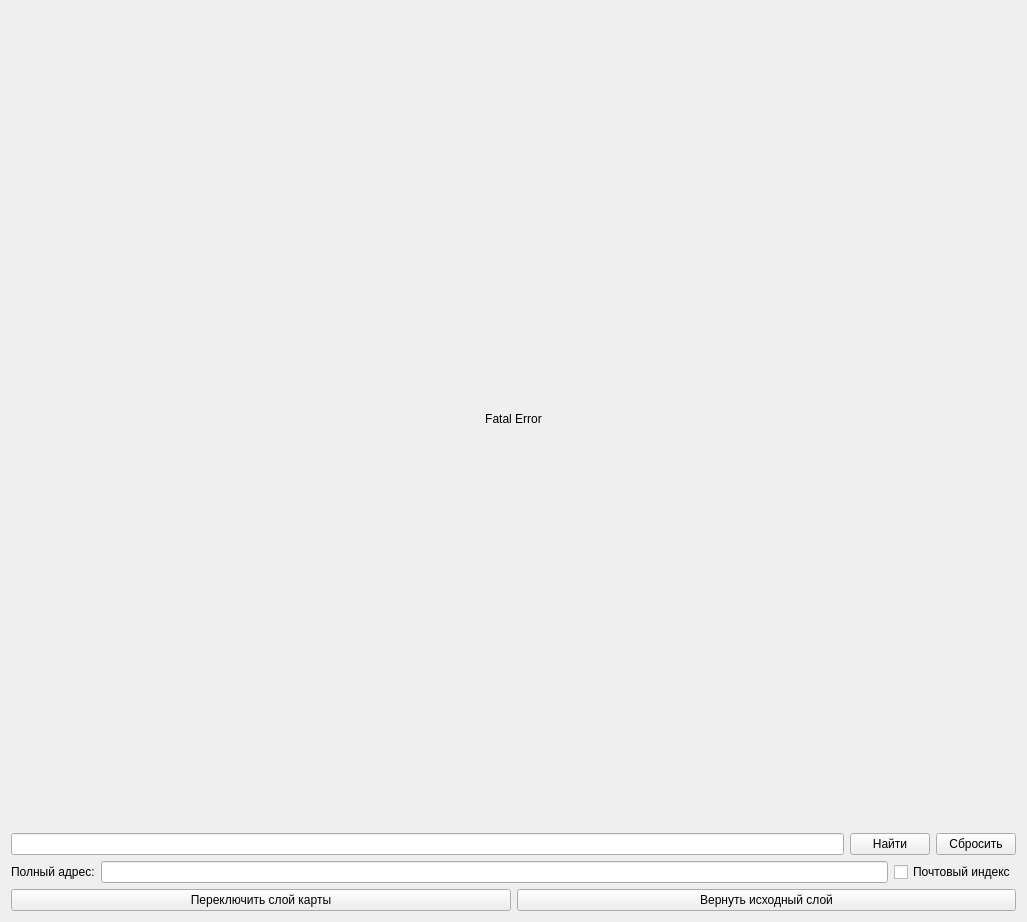
Before: the Qt Designer form main.ui in AzyaFLEX/BigAPI, drawn with Qt 5.
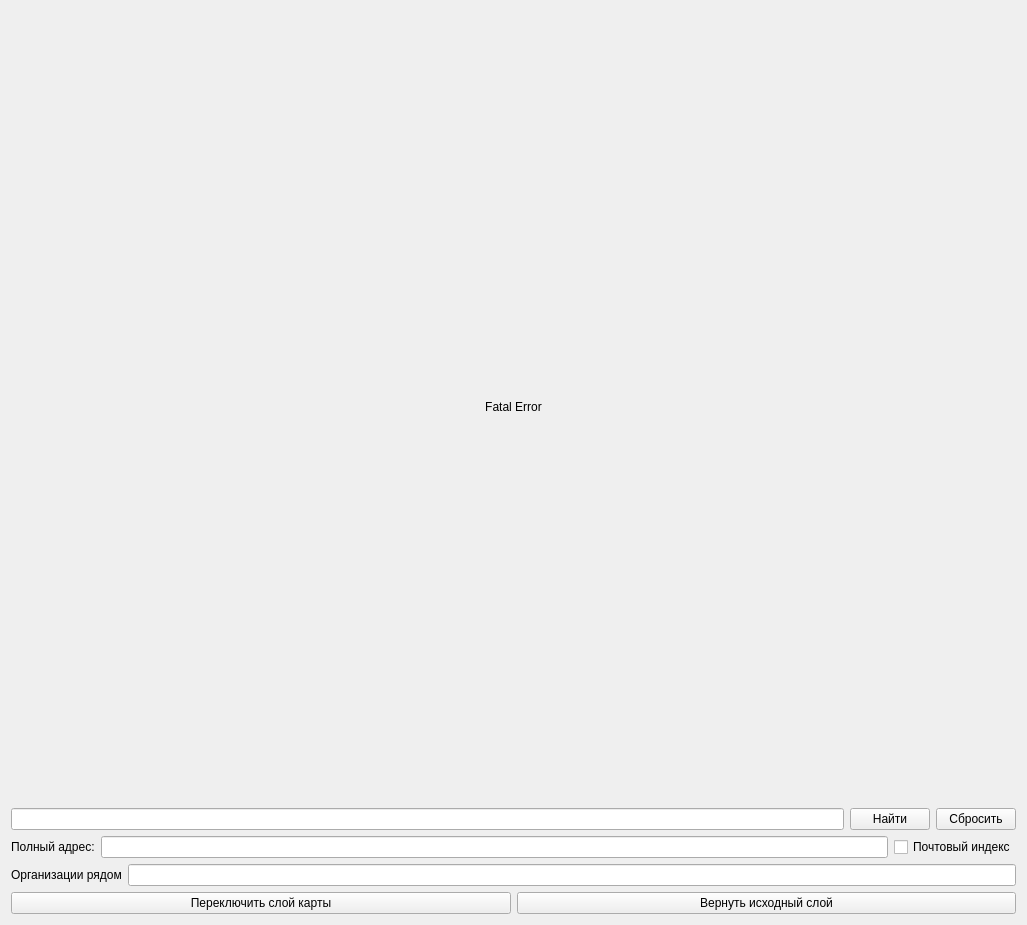
After: the same form once the commit is applied.

The edit to the form file:
```diff
--- a/main.ui
+++ b/main.ui
@@ -78,6 +78,20 @@
        </item>
       </layout>
      </item>
+     <item>
+      <layout class="QHBoxLayout" name="horizontalLayout_3">
+       <item>
+        <widget class="QLabel" name="label_2">
+         <property name="text">
+          <string>Организации рядом</string>
+         </property>
+        </widget>
+       </item>
+       <item>
+        <widget class="QLineEdit" name="field_2"/>
+       </item>
+      </layout>
+     </item>
      <item>
       <layout class="QHBoxLayout" name="horizontalLayout_2">
        <item>
```
